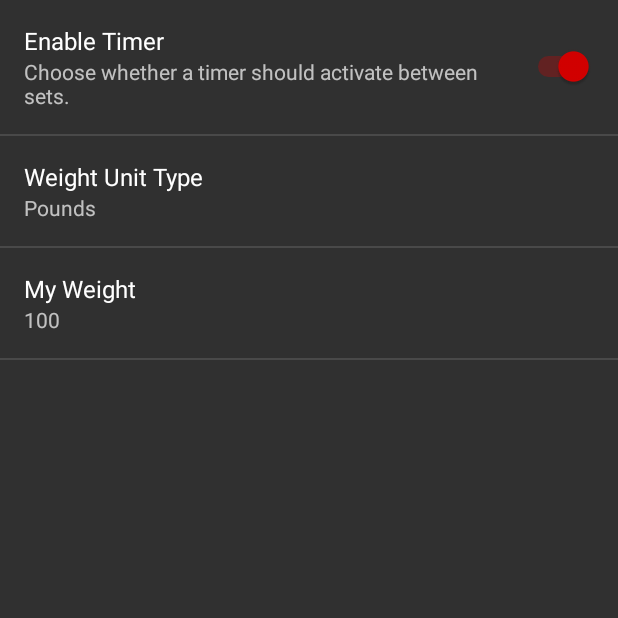
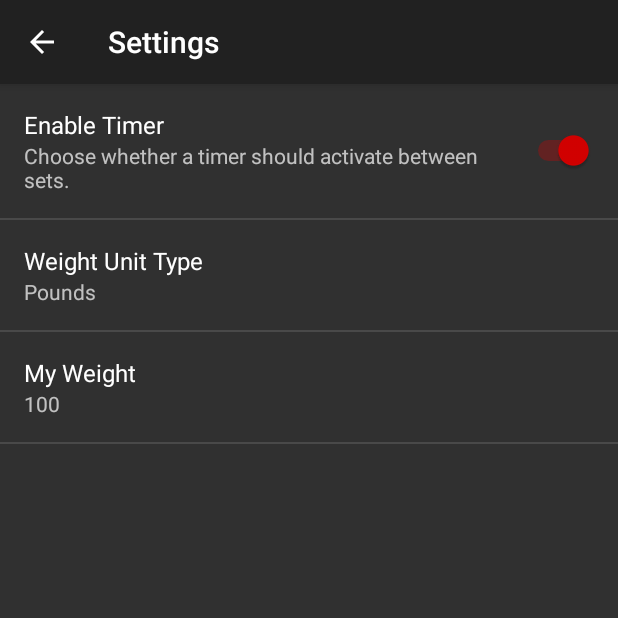
Before and after one commit to fahadhd/LiftFit, an Android app: the screen it shows after launch (SettingsActivity), in the options menu, after a tap on "Settings", on a phone screen of 412 x 824 dp, the top half of it. Run offline under Robolectric (Android 15) with nearby library versions, the phone set to English and light mode, and no system bars.

Commit message:
Add backbutton to settings and change theme to its parent.

```diff
--- a/app/src/main/AndroidManifest.xml
+++ b/app/src/main/AndroidManifest.xml
@@ -38,7 +38,9 @@
 
         <activity
             android:name=".SettingsActivity"
-            android:label="@string/title_activity_settings"></activity>
+            android:label="@string/title_activity_settings"
+            android:parentActivityName=".MainActivity"
+            />
     </application>
 
 </manifest>
--- a/app/src/main/java/com/example/fahadhd/bodybuildingtracker/Exercises/ExerciseActivity.java
+++ b/app/src/main/java/com/example/fahadhd/bodybuildingtracker/Exercises/ExerciseActivity.java
@@ -41,9 +41,8 @@ public class ExerciseActivity extends AppCompatActivity implements WorkoutDialog
     protected void onCreate(Bundle savedInstanceState) {
         super.onCreate(savedInstanceState);
         setContentView(R.layout.activity_exercises);
-        Toolbar toolbar = (Toolbar) findViewById(R.id.exercise_toolbar);
-        setSupportActionBar(toolbar);
-        getSupportActionBar().setDisplayHomeAsUpEnabled(true);
+
+
 
 
 
--- a/app/src/main/java/com/example/fahadhd/bodybuildingtracker/MainActivity.java
+++ b/app/src/main/java/com/example/fahadhd/bodybuildingtracker/MainActivity.java
@@ -51,7 +51,7 @@ public class MainActivity extends AppCompatActivity {
             public void onClick(View view) {
 
                 Intent exercise = new Intent(MainActivity.this, ExerciseActivity.class).
-                        putExtra(ADD_TASK,Utility.addSession(dao));
+                        putExtra(ADD_TASK,Utility.addSession(dao,MainActivity.this));
 
                 startActivity(exercise);
             }
--- a/app/src/main/java/com/example/fahadhd/bodybuildingtracker/Utility.java
+++ b/app/src/main/java/com/example/fahadhd/bodybuildingtracker/Utility.java
@@ -2,8 +2,10 @@ package com.example.fahadhd.bodybuildingtracker;
 
 
 import android.content.Context;
+import android.content.SharedPreferences;
 import android.graphics.Color;
 import android.os.Handler;
+import android.preference.PreferenceManager;
 import android.support.design.widget.Snackbar;
 import android.view.KeyEvent;
 import android.view.LayoutInflater;
@@ -42,13 +44,16 @@ public class Utility {
             }
         });
     }
-    public static Session addSession(TrackerDAO dao){
+    public static Session addSession(TrackerDAO dao, MainActivity activity){
         SimpleDateFormat fmt = new SimpleDateFormat("MMMM dd");
         GregorianCalendar calendar = new GregorianCalendar();
         fmt.setCalendar(calendar);
         String dateFormatted = fmt.format(calendar.getTime());
-        //TODO: Add user_weight to settings and acquire it from preferences.
-        int user_weight = 185;
+        SharedPreferences shared_pref = PreferenceManager.getDefaultSharedPreferences(activity);
+        int user_weight = Integer.parseInt(shared_pref.getString(activity.getString
+                (R.string.pref_user_weight_key),activity.getString
+                (R.string.pref_default_user_weight)));
+
         long id =  dao.addSession(dateFormatted,user_weight);
         return  new Session(dateFormatted,user_weight,id);
     }
@@ -75,13 +80,4 @@ public class Utility {
         return true;
     }
 
-    //TODO: Find a way to notify activity when a snackbar is dismissed other than just hitting the dismiss button
-
-
-
-
-
-
-
-
 }
--- a/app/src/main/res/values/strings.xml
+++ b/app/src/main/res/values/strings.xml
@@ -49,4 +49,5 @@
     <string name="pref_ringtone_silent">Silent</string>
 
     <string name="pref_title_vibrate">Vibrate</string>
+    <string name="title_activity_main2">Main2Activity</string>
 </resources>
--- a/app/src/main/res/values/styles.xml
+++ b/app/src/main/res/values/styles.xml
@@ -1,7 +1,7 @@
 <resources>
 
     <!-- Base application theme. -->
-    <style name="AppTheme" parent="Theme.AppCompat.NoActionBar">
+    <style name="AppTheme" parent="Theme.AppCompat">
         <item name="colorPrimary">@color/colorPrimary</item>
         <item name="colorPrimaryDark">@color/colorPrimaryDark</item>
         <item name="colorAccent">@color/colorAccent</item>
@@ -18,6 +18,7 @@
         <item name="android:layout_gravity">center</item>
     </style>
 
+
     <style name="AppTheme.PopupOverlay" parent="ThemeOverlay.AppCompat.Dark" />
 
     <style name="AppTheme.AppBarOverlay" parent="ThemeOverlay.AppCompat.Dark.ActionBar" />
```
Also changed, not shown: app/src/main/res/layout/activity_exercises.xml (+0 -15 lines).
